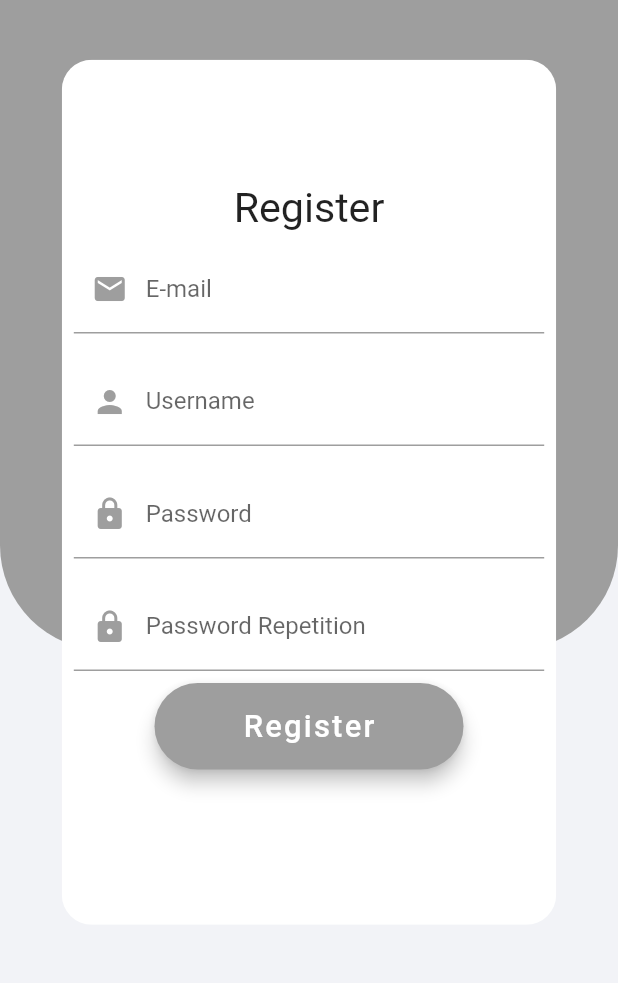
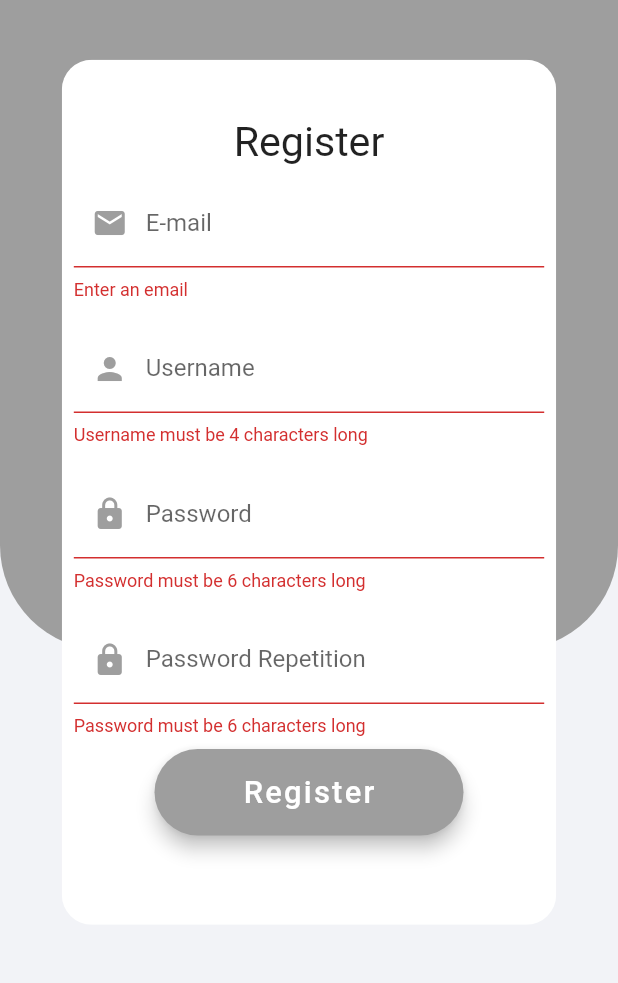
Before and after one commit to xAquaCulinaris/Rollbrett_Flutter, a Flutter app: the RegisterView screen opened directly, after a tap on "Register", on a phone screen of 412 x 824 dp, the part 215-1198 px from its top. Run offline on Flutter 3.47's test engine with Material 2 defaults, Android fonts, the phone set to English and light mode, and no system bars; our stand-ins replace chewie, firebase_auth, video_player; missing offline and left inert: flutter_beacon, shake; accounts and stored records are empty.

Commit message:
Added registration, login and logout via email adress. Registering needs to be fixed

```diff
--- a/lib/Login/registerView.dart
+++ b/lib/Login/registerView.dart
@@ -1,8 +1,10 @@
+import 'package:firebase_auth/firebase_auth.dart';
 import 'package:flutter/material.dart';
 import 'package:rollbrett_rottweil/Reusable_Widget/emailField.dart';
 import 'package:rollbrett_rottweil/Reusable_Widget/logoText.dart';
 import 'package:rollbrett_rottweil/Reusable_Widget/passwordField.dart';
 import 'package:rollbrett_rottweil/Reusable_Widget/roundedButton.dart';
+import 'package:rollbrett_rottweil/firebase/authService.dart';
 
 class RegisterView extends StatefulWidget {
   @override
@@ -10,19 +12,20 @@ class RegisterView extends StatefulWidget {
 }
 
 class _RegisterViewState extends State<RegisterView> {
+  final AuthService _auth = AuthService();
+  final _formKey = GlobalKey<FormState>();
+
   String email = "";
   String username = "";
   String password = "";
   String passwordRepetition = "";
 
-  bool _usernameAlreadyExits(String username) {
-    return false;
-  }
+  String error = '';
+
 
   void setEmail(String text) {
     email = text;
   }
-
 
   void setPassword(String text) {
     password = text;
@@ -34,22 +37,19 @@ class _RegisterViewState extends State<RegisterView> {
 
   void _registerButtonPressed() {
     print(email);
+    print(username);
     print(passwordRepetition);
     print(password);
 
-    if (email == "" || username == "" || password == "" || passwordRepetition == "") {
-      print("All fields need to be filled out");
+    if(_formKey.currentState.validate()) {
+      dynamic result = _auth.register(email, password);
+      if(result == null) {
+        setState(() => error = 'something went wrong registering, maybe wrong email?');
       }
-
-    if(password != passwordRepetition) {
-      print("Passwords dont match");
-    }
-
-    if(_usernameAlreadyExits(username)) {
-      print("Username already exists");
     }
   }
 
+  //TODO: Fix automatic sign in on regsiter
 
   Widget _getContainer() {
     return Row(
@@ -60,14 +60,8 @@ class _RegisterViewState extends State<RegisterView> {
               Radius.circular(20),
             ),
             child: Container(
-              height: MediaQuery
-                  .of(context)
-                  .size
-                  .height * 0.7,
-              width: MediaQuery
-                  .of(context)
-                  .size
-                  .width * 0.8,
+              height: MediaQuery.of(context).size.height * 0.7,
+              width: MediaQuery.of(context).size.width * 0.8,
               decoration: BoxDecoration(
                 color: Colors.white,
               ),
@@ -81,18 +75,27 @@ class _RegisterViewState extends State<RegisterView> {
                       Text(
                         "Register",
                         style: TextStyle(
-                            fontSize: MediaQuery
-                                .of(context)
-                                .size
-                                .height / 30),
+                            fontSize: MediaQuery.of(context).size.height / 30),
                       ),
                     ],
                   ),
-                  EmailField(text: email, function: setEmail, labelText: "E-mail", icon: Icons.email),
+                  Form(
+                    key: _formKey,
+                    child: Column(
+                      children: [
+                        EmailField(
+                            text: email,
+                            function: setEmail,
+                            labelText: "E-mail",
+                            icon: Icons.email),
                         _getUsername(),
                         PasswordField(setPassword, 'Password'),
                         PasswordField(setPasswordRep, 'Password Repetition'),
-                  RoundedButton("Register", _registerButtonPressed ,40, 20),
+                        RoundedButton(
+                            "Register", _registerButtonPressed, 40, 20),
+                      ],
+                    ),
+                  )
                 ],
               ),
             ))
@@ -104,6 +107,8 @@ class _RegisterViewState extends State<RegisterView> {
     return Padding(
       padding: EdgeInsets.all(8),
       child: TextFormField(
+        //TODO:: better username validation
+        validator: (val) => val.length < 5 ? 'Username must be 4 characters long' : null,
         keyboardType: TextInputType.text,
         onChanged: (value) {
           setState(() {
@@ -120,8 +125,6 @@ class _RegisterViewState extends State<RegisterView> {
       ),
     );
   }
-
-
 
   @override
   Widget build(BuildContext context) {
--- a/lib/Reusable_Widget/emailField.dart
+++ b/lib/Reusable_Widget/emailField.dart
@@ -6,6 +6,7 @@ class EmailField extends StatefulWidget {
   String labelText;
   IconData icon;
   TextInputType keyLayout;
+  Function validationFunc;
 
 
   EmailField({this.text, this.function, this.labelText, this.icon, this.keyLayout});
@@ -21,6 +22,8 @@ class _EmailFieldState extends State<EmailField> {
     return Padding(
       padding: EdgeInsets.all(8),
       child: TextFormField(
+        //TODO:: better email validation
+        validator: (val) => val.isEmpty ? 'Enter an email' : null,
         keyboardType: widget.keyLayout == null ? TextInputType.emailAddress : widget.keyLayout,
         onChanged: (value) {
           setState(() {
--- a/lib/Reusable_Widget/passwordField.dart
+++ b/lib/Reusable_Widget/passwordField.dart
@@ -19,6 +19,8 @@ class _PasswordFieldState extends State<PasswordField> {
     return Padding(
       padding: EdgeInsets.all(8),
       child: TextFormField(
+        //TODO:: better password validation
+        validator: (val) => val.length < 6 ? 'Password must be 6 characters long' : null,
         keyboardType: TextInputType.text,
         obscureText: true,
         onChanged: (value) {
--- a/pubspec.yaml
+++ b/pubspec.yaml
@@ -29,6 +29,7 @@ dependencies:
 
   firebase_auth: ^0.14.0+5
   cloud_firestore: ^0.12.9+4
+  provider: ^3.1.0
 
   # The following adds the Cupertino Icons font to your application.
   # Use with the CupertinoIcons class for iOS style icons.
```
Also changed, not shown: lib/HomeScreen/homeScreen.dart (+8 -1 lines), lib/Login/loginView.dart (+24 -23 lines), lib/firebase/authService.dart (added, +62 -0 lines), lib/firebase/firebaseAuth.dart (deleted, +0 -23 lines), lib/main.dart (+17 -14 lines), lib/wrapper.dart (+9 -1 lines), pubspec.lock. Lines whose indentation alone changed are shown as unchanged.
